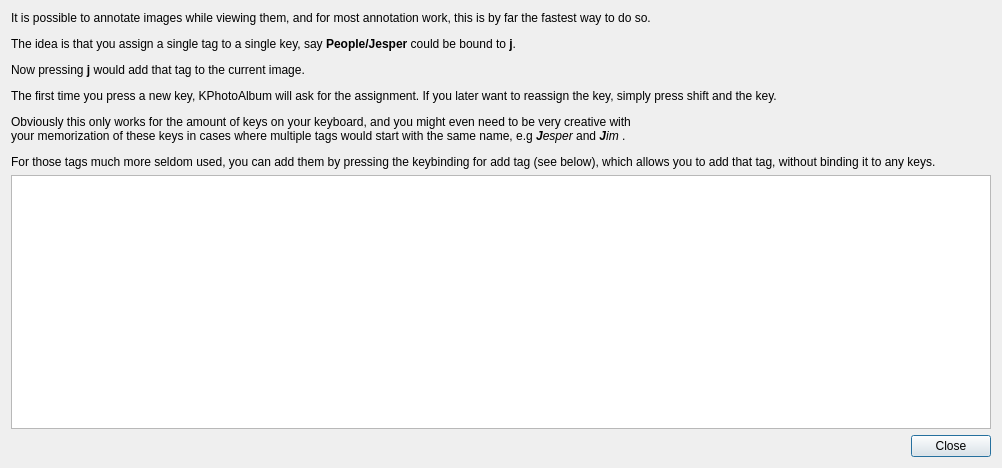
Qt form Viewer/AnnotationHelp.ui (KDE/kphotoalbum) before a commit.
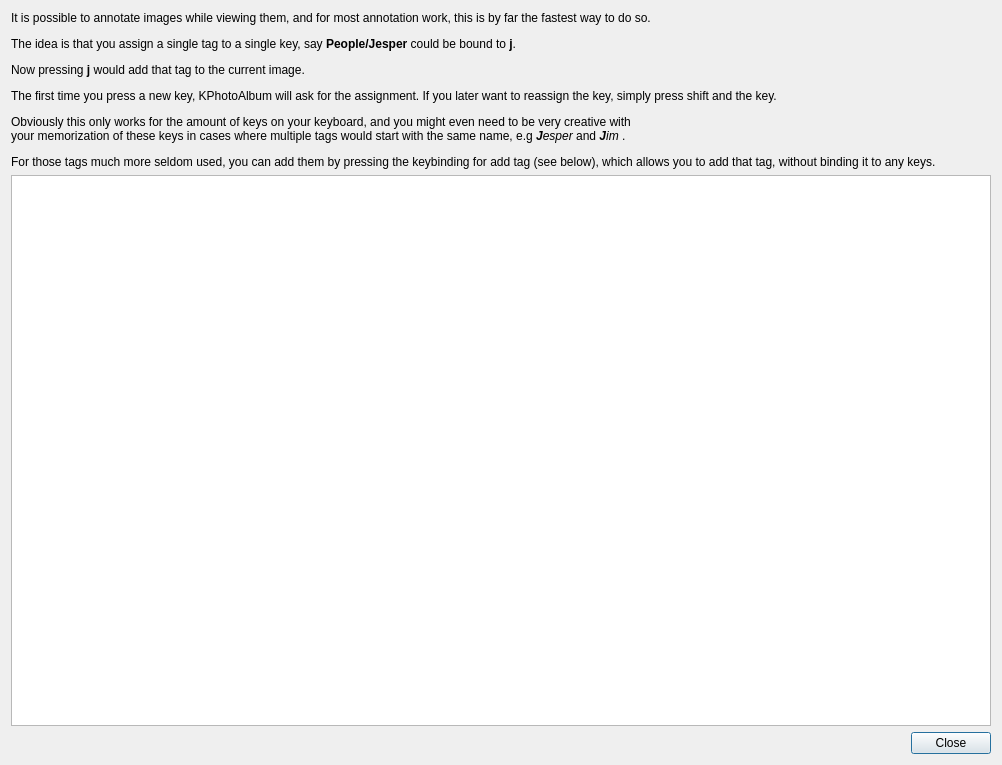
The same form after that commit.

What changed in the file:
```diff
--- a/Viewer/AnnotationHelp.ui
+++ b/Viewer/AnnotationHelp.ui
@@ -7,7 +7,7 @@
     <x>0</x>
     <y>0</y>
     <width>1002</width>
-    <height>468</height>
+    <height>765</height>
    </rect>
   </property>
   <property name="windowTitle">
```
